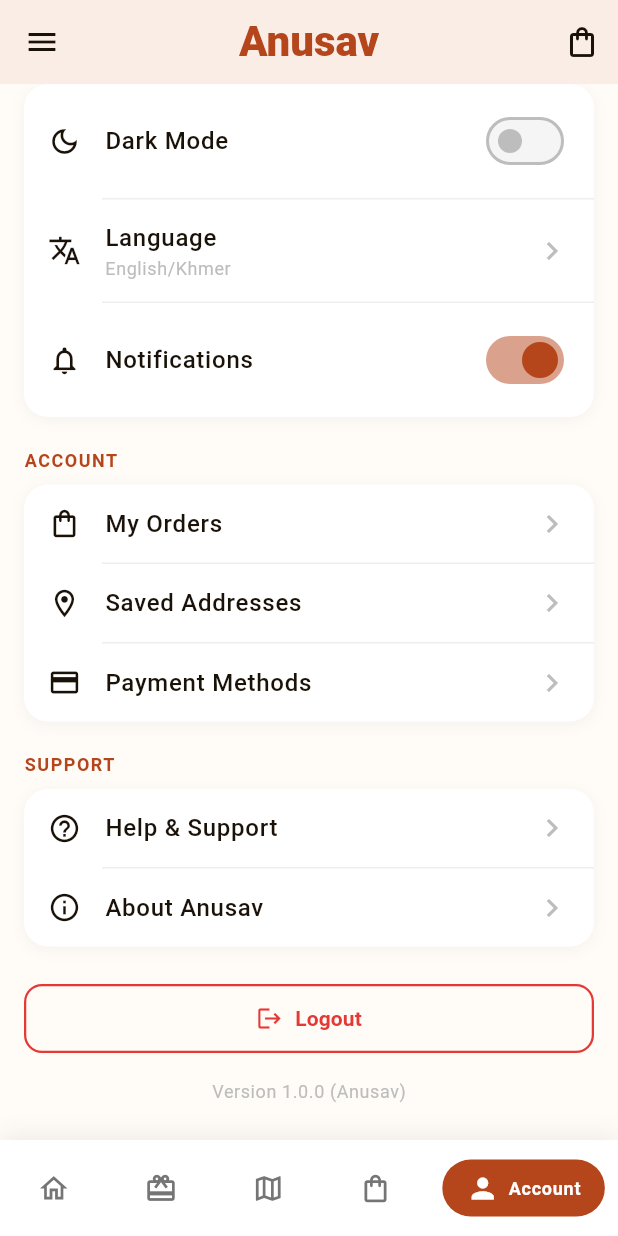
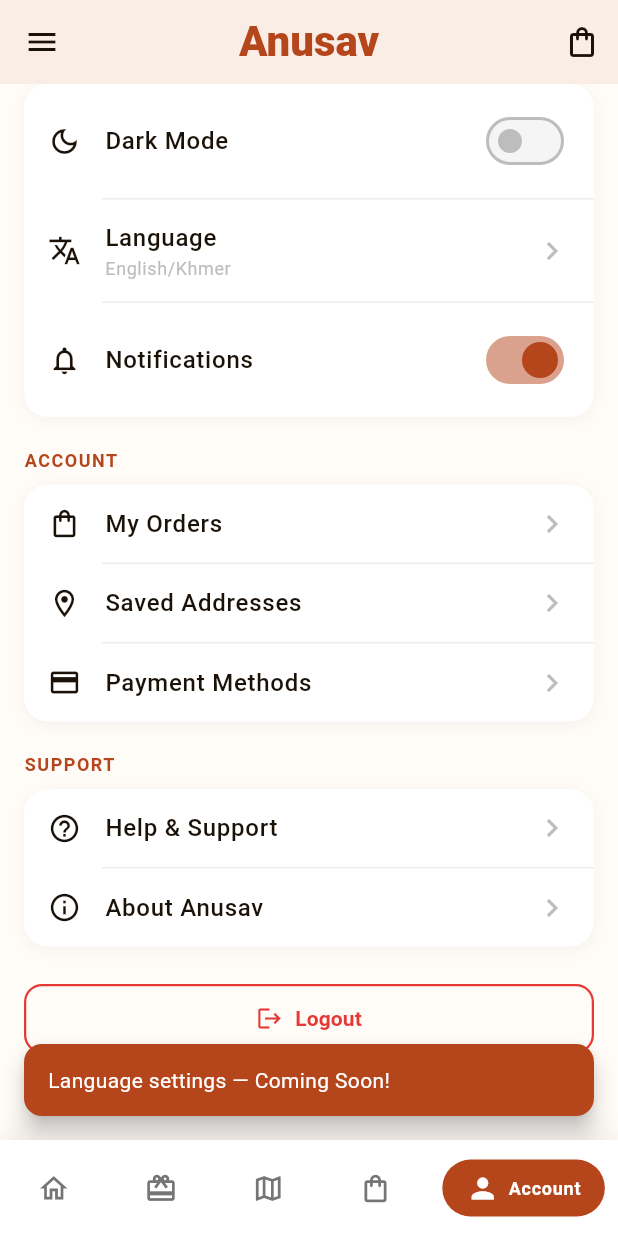
Before and after one commit to Flutter-Gift-souvenir/gift_anusav, a Flutter app: the SettingsScreen screen opened by its route, scrolled down 242 dp, after a tap on "Language", on a phone screen of 412 x 824 dp. Run offline on Flutter 3.47's test engine with Material 3 defaults, Android fonts, the phone set to English and light mode, and no system bars; our stand-ins replace cached_network_image, carousel_slider, flutter_map, gap, go_router, latlong2 and 3 more; accounts and stored records are empty; network calls fail.

Commit message:
feat: wire up all buttons with Coming Soon feedback across Map, Nearby, Promotions, Gifts, and Settings screens

```diff
--- a/lib/features/gifts/gifts_screen.dart
+++ b/lib/features/gifts/gifts_screen.dart
@@ -8,6 +8,7 @@
 import '../../data/mock_repository.dart';
 import '../../models/product_model.dart';
 import '../../models/collection_model.dart';
+import '../../utils/helpers.dart';
 
 class GiftsScreen extends StatefulWidget {
   const GiftsScreen({super.key});
@@ -107,7 +108,7 @@
             ),
           ),
           TextButton(
-            onPressed: () {},
+            onPressed: () => AppHelpers.showComingSoon(context, '$title - View All'),
             child: Text(
               'View All',
               style: AppTextStyles.labelMedium.copyWith(
@@ -411,7 +412,7 @@
                 SizedBox(
                   width: double.infinity,
                   child: OutlinedButton(
-                    onPressed: () {},
+                    onPressed: () => AppHelpers.showComingSoon(context, 'Add to cart'),
                     style: OutlinedButton.styleFrom(
                       foregroundColor: AppColors.primary,
                       side: const BorderSide(
--- a/lib/features/nearby/nearby_screen.dart
+++ b/lib/features/nearby/nearby_screen.dart
@@ -9,6 +9,7 @@
 import '../../utils/constants.dart';
 import '../../widgets/empty_state.dart';
 import '../../widgets/shimmer_card.dart';
+import '../../utils/helpers.dart';
 
 class NearbyScreen extends StatefulWidget {
   const NearbyScreen({super.key});
@@ -395,7 +396,7 @@
                   children: [
                     Expanded(
                       child: OutlinedButton(
-                        onPressed: () {},
+                        onPressed: () => AppHelpers.showComingSoon(context, 'Directions'),
                         style: OutlinedButton.styleFrom(
                           foregroundColor: AppColors.primary,
                           side: const BorderSide(
@@ -418,7 +419,7 @@
                     const Gap(12),
                     Expanded(
                       child: ElevatedButton(
-                        onPressed: () {},
+                        onPressed: () => AppHelpers.showComingSoon(context, 'View Store'),
                         style: ElevatedButton.styleFrom(
                           backgroundColor: AppColors.primary,
                           foregroundColor: AppColors.white,
--- a/lib/features/promotions/promotions_screen.dart
+++ b/lib/features/promotions/promotions_screen.dart
@@ -9,6 +9,7 @@
 import '../../theme/app_text_styles.dart';
 import '../../utils/constants.dart';
 import '../../widgets/shimmer_card.dart';
+import '../../utils/helpers.dart';
 
 class PromotionsScreen extends StatefulWidget {
   const PromotionsScreen({super.key});
@@ -236,7 +237,7 @@
 
           // View all
           TextButton(
-            onPressed: () {},
+            onPressed: () => AppHelpers.showComingSoon(context, 'Coupon list'),
             child: Text(
               'View all',
               style: AppTextStyles.labelMedium.copyWith(
--- a/lib/utils/helpers.dart
+++ b/lib/utils/helpers.dart
@@ -1,5 +1,6 @@
 import 'package:flutter/material.dart';
 import 'constants.dart';
+import '../theme/app_colors.dart';
 
 class AppHelpers {
   AppHelpers._(); // prevent instantiation
@@ -93,6 +94,24 @@
     );
   }
 
+  // --- Show "Coming Soon" message for unfinished features ---
+static void showComingSoon(BuildContext context, [String? feature]) {
+  ScaffoldMessenger.of(context).showSnackBar(
+    SnackBar(
+      content: Text(
+        feature != null ? '$feature — Coming Soon!' : 'Coming Soon!',
+      ),
+      backgroundColor: AppColors.primary,
+      behavior: SnackBarBehavior.floating,
+      shape: RoundedRectangleBorder(
+        borderRadius: BorderRadius.circular(AppConstants.buttonBorderRadius),
+      ),
+      margin: const EdgeInsets.all(AppConstants.defaultPadding),
+      duration: const Duration(seconds: 2),
+    ),
+  );
+}
+
   // --- Show a confirmation dialog ---
   static Future<bool> showConfirmDialog(
     BuildContext context, {
--- a/lib/widgets/shop_card.dart
+++ b/lib/widgets/shop_card.dart
@@ -1,5 +1,4 @@
 import 'dart:math';
-
 import 'package:flutter/material.dart';
 import 'package:cached_network_image/cached_network_image.dart';
 import 'package:gap/gap.dart';
@@ -7,6 +6,7 @@
 import '../theme/app_colors.dart';
 import '../theme/app_text_styles.dart';
 import '../utils/constants.dart';
+import '../utils/helpers.dart';
 
 class ShopCard extends StatelessWidget {
   final Shop shop;
@@ -85,7 +85,7 @@
                     ],
                   ),
                   ElevatedButton(
-                    onPressed: onViewStore,
+                    onPressed: onViewStore ?? () => AppHelpers.showComingSoon(context, 'View Store'),
                     style: ElevatedButton.styleFrom(
                       backgroundColor: AppColors.primary,
                       foregroundColor: AppColors.white,
```
Also changed, not shown: lib/features/map/map_screen.dart (+4 -4 lines), lib/features/settings/settings_screen.dart (+10 -9 lines).
